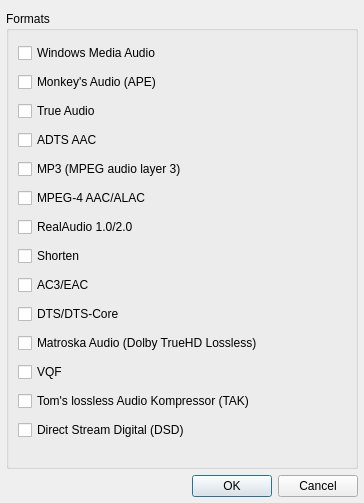
Before: the Qt Designer form qmmp/src/plugins/Input/ffmpeg/ffmpegsettingsdialog.ui in prinsbert/qmmp-dev, drawn with Qt 5.
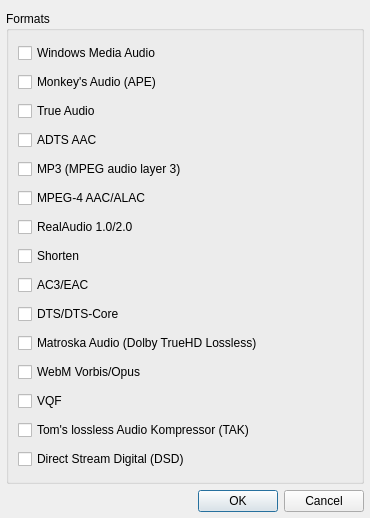
After: the same form once the commit is applied.

Commit message: ffmpeg: separate option for webm format

Diff of the .ui file:
```diff
--- a/qmmp/src/plugins/Input/ffmpeg/ffmpegsettingsdialog.ui
+++ b/qmmp/src/plugins/Input/ffmpeg/ffmpegsettingsdialog.ui
@@ -6,8 +6,8 @@
    <rect>
     <x>0</x>
     <y>0</y>
-    <width>364</width>
-    <height>503</height>
+    <width>370</width>
+    <height>518</height>
    </rect>
   </property>
   <property name="windowTitle">
@@ -132,6 +132,13 @@
         </property>
        </widget>
       </item>
+      <item>
+       <widget class="QCheckBox" name="webmCheckBox">
+        <property name="text">
+         <string>WebM Vorbis/Opus</string>
+        </property>
+       </widget>
+      </item>
       <item>
        <widget class="QCheckBox" name="vqfCheckBox">
         <property name="text">
```
The commit also changes 2 other files.
